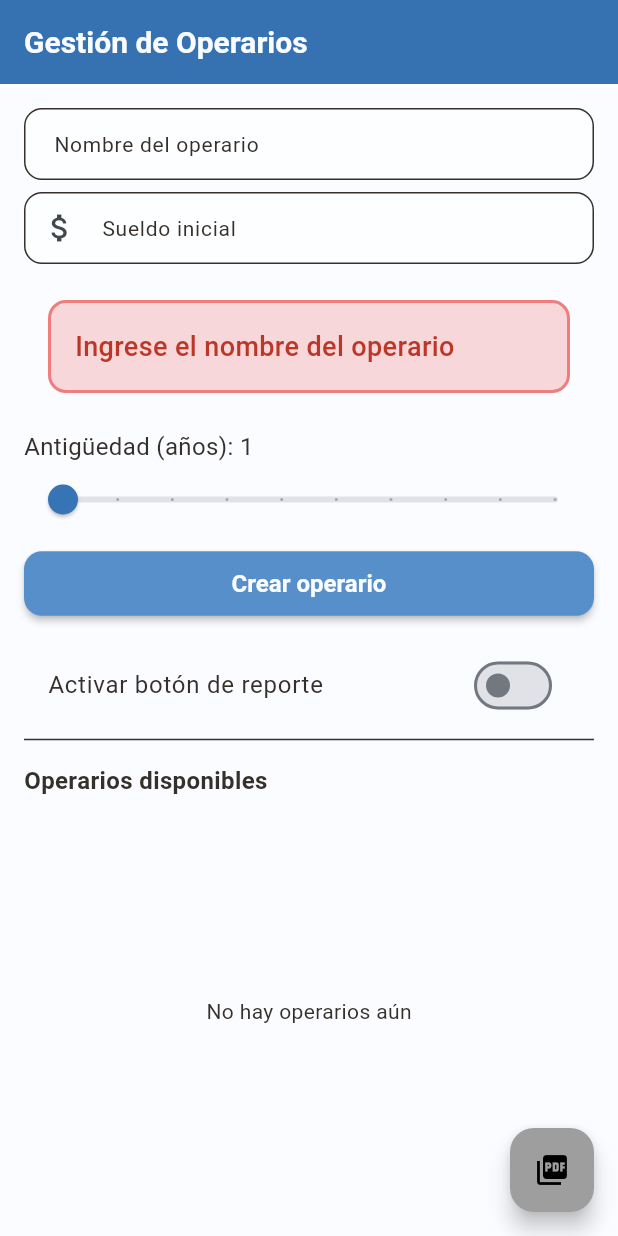
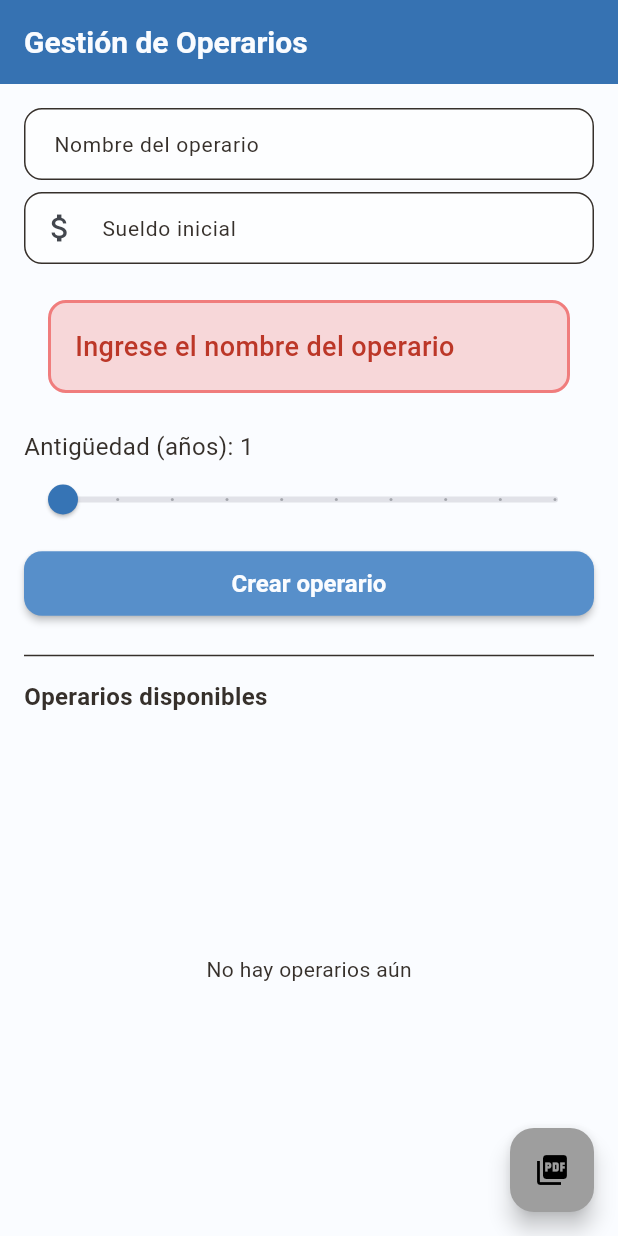
Before and after one commit to devdiagon/Paycheck-Mobile-App, a Flutter app: the screen it shows after launch, after a tap on "Crear operario", on a phone screen of 412 x 824 dp. Run offline on Flutter 3.47's test engine with Material 3 defaults, Android fonts, the phone set to English and light mode, and no system bars.

```diff
--- a/lib/src/presentation/view/home_page.dart
+++ b/lib/src/presentation/view/home_page.dart
@@ -21,20 +21,27 @@ class _HomePageState extends State<HomePage> {
   String _errMsg = "";
 
   void _crearOperario(BuildContext context) {
+    // Quitar mensaje de error
     setState(() => _errMsg = "");
 
+    // Obtener nombre y sueldo
     final nombre = _nombreController.text.trim();
     final sueldo = double.tryParse(_sueldoController.text);
 
+    // Revisar que el nombre sea válido
     if (nombre.isEmpty) {
       setState(() => _errMsg = 'Ingrese el nombre del operario');
       return;
     }
+
+    // Revisar que el sueldo sea válido
     if (sueldo == null || sueldo <= 0){
       setState(() => _errMsg = 'Ingrese un sueldo válido');
       return;
     }
 
+    // Datos válidos: CHECK
+    // Crear un nuevo operario
     final vmOp = Provider.of<OperarioViewModel>(context, listen: false);
     final op = vmOp.crearOperario(
         nombre: nombre,
@@ -42,9 +49,14 @@ class _HomePageState extends State<HomePage> {
         antiguedad: _selectedYear
     );
 
+    // Colocar los controles y datos a default
     _limpiarFormulario();
 
-    // CORRECTO: Pasar el ID del operario
+    // Habilitar el botón de PDF cuando se ha agregado al menos un operario
+    final vmPdf = Provider.of<ReporteViewModel>(context, listen: false);
+    vmPdf.updateCanGenerate(vmOp.operarios.isNotEmpty);
+
+    // Pasar el ID del operario y los datos calculados a la pantalla de resultado
     Navigator.pushNamed(context, AppRoutes.resultado, arguments: op.id);
   }
 
@@ -88,18 +100,11 @@ class _HomePageState extends State<HomePage> {
               onYearChanged: (value) => setState(() => _selectedYear = value),
               onCrearOperario: () => _crearOperario(context),
             ),
+
             const SizedBox(height: 16),
-
-            Center(
-              child: SwitchListTile(
-                title: const Text("Activar botón de reporte"),
-                value: vmPdf.canGenerateReport,
-                onChanged: vmPdf.updateCanGenerate,
-              ),
-            ),
-
             const Divider(),
             const SizedBox(height: 8),
+
             const Text('Operarios disponibles', style: TextStyle(fontSize: 16, fontWeight: FontWeight.bold)),
             const SizedBox(height: 8),
 
```
